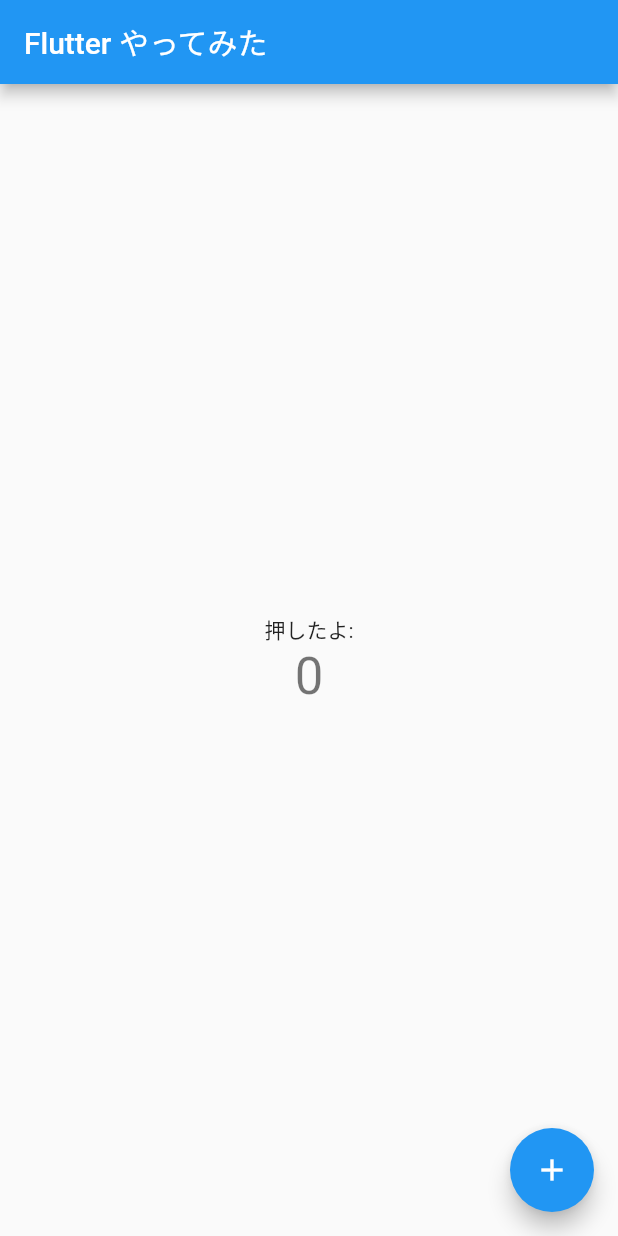
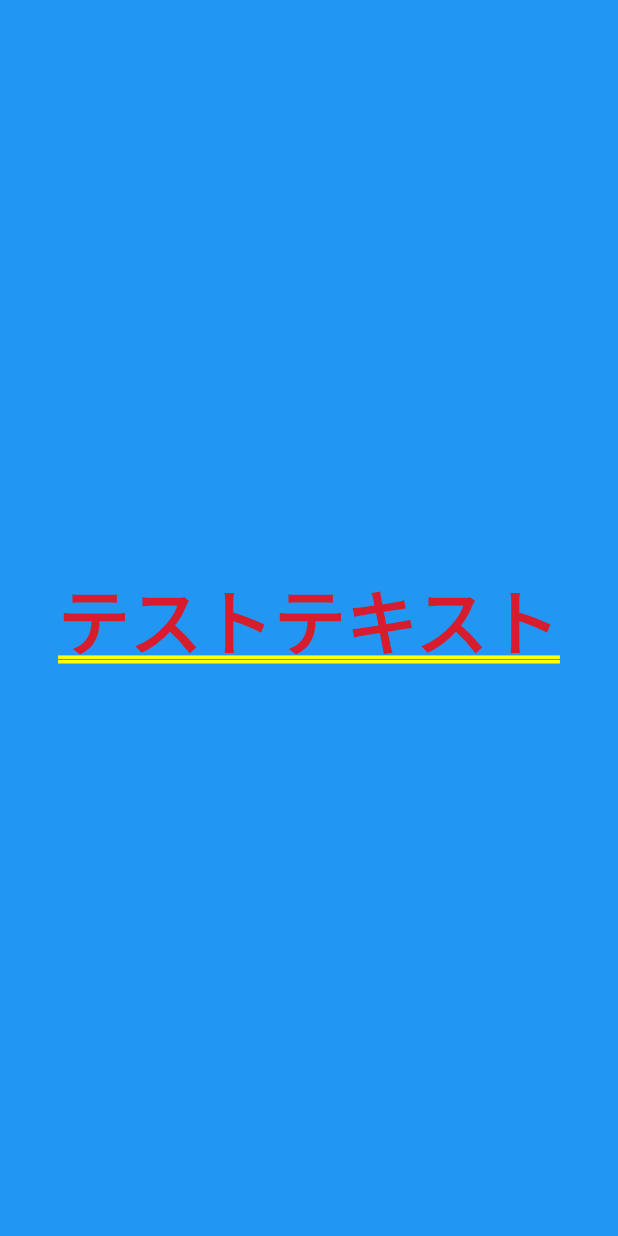
Before and after one commit to ddd503/flutter_app_practice, a Flutter app: the screen it shows after launch, on a phone screen of 412 x 824 dp. Run offline on Flutter 3.47's test engine with Material 2 defaults, Android fonts, the phone set to English and light mode, and no system bars.

Commit message:
test layout

```diff
--- a/lib/main.dart
+++ b/lib/main.dart
@@ -3,7 +3,6 @@ import 'package:flutter/material.dart';
 void main() => runApp(MyApp());
 
 class MyApp extends StatelessWidget {
-  // This widget is the root of your application.
   @override
   Widget build(BuildContext context) {
     return MaterialApp(
@@ -11,18 +10,41 @@ class MyApp extends StatelessWidget {
       theme: ThemeData(
         primarySwatch: Colors.blue,
       ),
-      home: MyHomePage(title: 'Flutter やってみた'),
+      home: MyHomePage(title: 'Flutter やってみた', text: 'テストテキスト')
+    );
+  }
+}
+
+// ignore: unused_element
+class _TestView extends State<MyHomePage> {
+
+  @override
+  Widget build(BuildContext context) {
+    double width = MediaQuery.of(context).size.width;
+    double height = MediaQuery.of(context).size.height;
+    return Center(child: Container(
+      width: width,
+      height: height,
+      color: Colors.blue,
+      child: Column(
+        mainAxisAlignment: MainAxisAlignment.center,
+        children:
+        <Widget>[Text(widget.text)],
+      ),
+    ),
     );
   }
 }
 
 class MyHomePage extends StatefulWidget {
-  MyHomePage({Key key, this.title}) : super(key: key);
+  MyHomePage({Key key, this.title, this.text}) : super(key: key);
 
   final String title;
+  final String text;
 
   @override
-  _MyHomePageState createState() => _MyHomePageState();
+  _TestView createState() => _TestView();
+//  _MyHomePageState createState() => _MyHomePageState();
 }
 
 class _MyHomePageState extends State<MyHomePage> {
```
